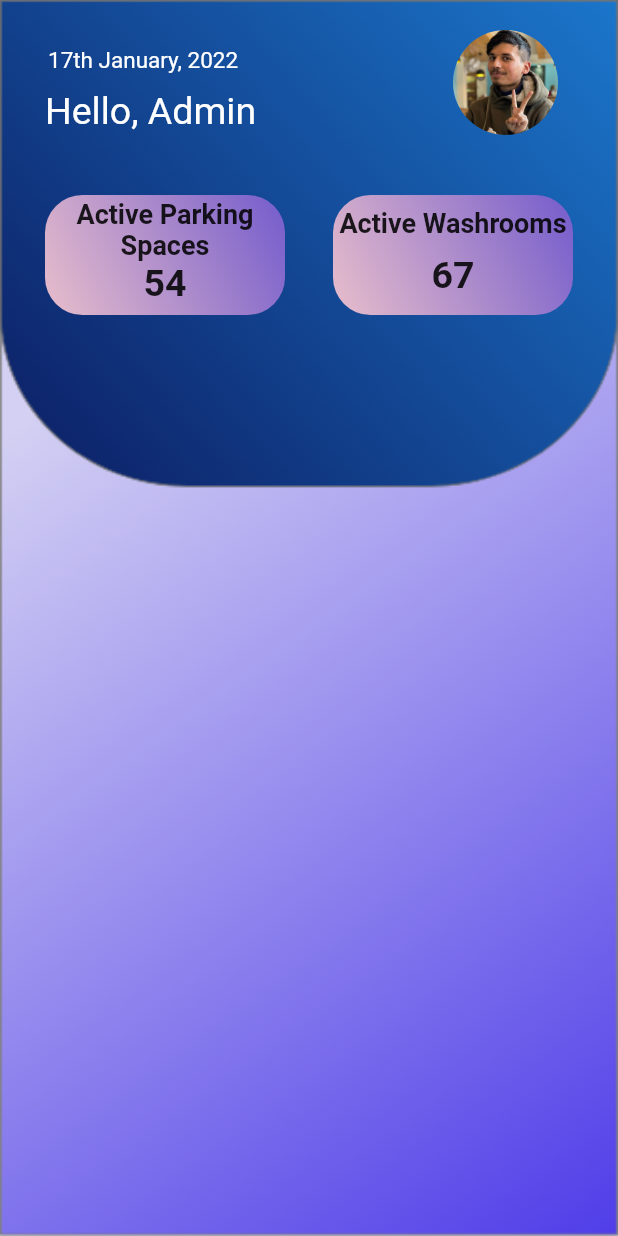
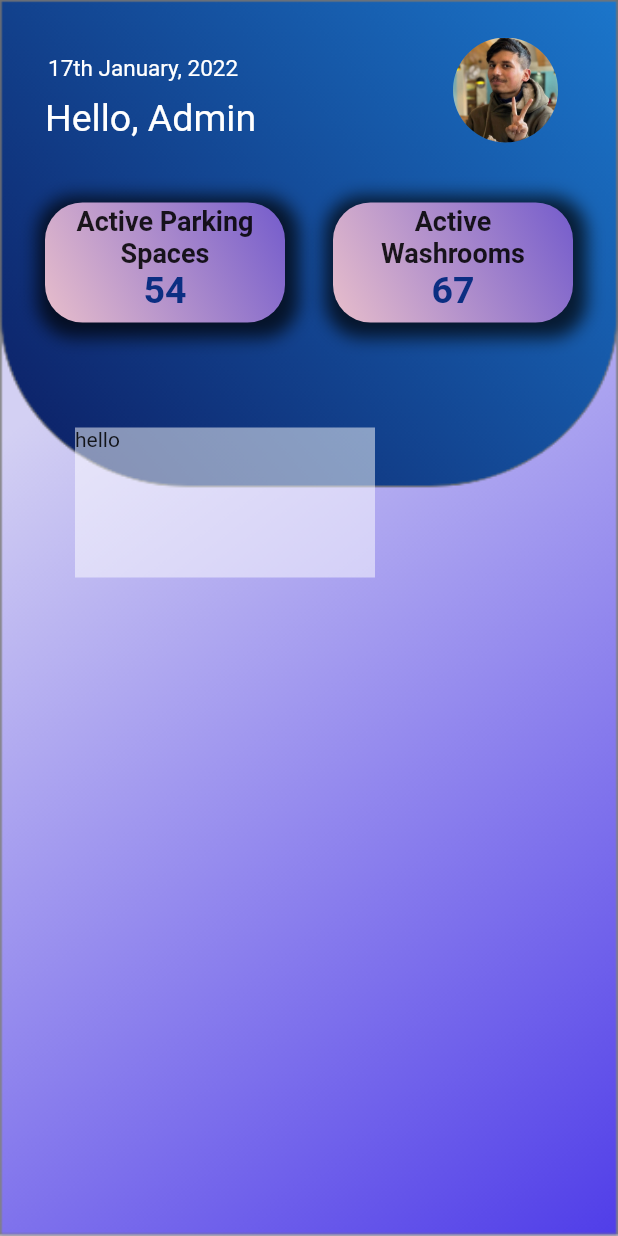
Before and after one commit to Anurag-Bharati/Park-and-Pee, a Flutter app: the Myadmin screen opened by its route, on a phone screen of 412 x 824 dp. Run offline on Flutter 3.47's test engine with Material 2 defaults, Android fonts, the light colour scheme and no system bars; our stand-ins replace curved_navigation_bar, flutter_signin_button, material_design_icons_flutter; Roboto replaces fonts that are missing (fonts/Poppins-light.ttf).

Commit message:
added admin button to login page and made design changes to admin dashboard

```diff
--- a/lib/admin.dart
+++ b/lib/admin.dart
@@ -36,7 +36,7 @@ class _MyadminState extends State<Myadmin> {
                                   children: [
                                     Padding(
                                       padding: const EdgeInsets.only(
-                                          top: 0, left: 5, right: 5),
+                                          top: 5, left: 5, right: 5),
                                       child: Row(
                                         mainAxisAlignment:
                                             MainAxisAlignment.spaceBetween,
@@ -82,7 +82,7 @@ class _MyadminState extends State<Myadmin> {
                                                 )
                                               ],
                                             ),
-                                          )
+                                          ),
                                         ],
                                       ),
                                     ),
@@ -114,6 +114,16 @@ class _MyadminState extends State<Myadmin> {
                                                       ]),
                                                   borderRadius:
                                                       BorderRadius.circular(25),
+                                                  boxShadow: [
+                                                    BoxShadow(
+                                                      color: Colors.black
+                                                          .withOpacity(0.7),
+                                                      spreadRadius: 7,
+                                                      blurRadius: 9,
+                                                      offset:
+                                                          const Offset(2, 3),
+                                                    ),
+                                                  ],
                                                 ),
                                                 child: Column(
                                                   children: const [
@@ -142,6 +152,8 @@ class _MyadminState extends State<Myadmin> {
                                                             fontFamily:
                                                                 "fonts/Poppins-light.ttf",
                                                             fontSize: 25,
+                                                            color: Color(
+                                                                0xff0B2E82),
                                                             fontWeight:
                                                                 FontWeight
                                                                     .bold),
@@ -171,8 +183,18 @@ class _MyadminState extends State<Myadmin> {
                                                               .topRight,
                                                           colors: [
                                                         Color(0xffE8BECB),
-                                                        Color(0xff745CCC)
+                                                        Color(0xff745CCC),
                                                       ]),
+                                                  boxShadow: [
+                                                    BoxShadow(
+                                                      color: Colors.black
+                                                          .withOpacity(0.7),
+                                                      spreadRadius: 7,
+                                                      blurRadius: 9,
+                                                      offset:
+                                                          const Offset(2, 3),
+                                                    ),
+                                                  ],
                                                   borderRadius:
                                                       BorderRadius.circular(25),
                                                 ),
@@ -180,11 +202,11 @@ class _MyadminState extends State<Myadmin> {
                                                   children: const [
                                                     Padding(
                                                       padding: EdgeInsets.only(
-                                                          top: 8,
+                                                          top: 2,
                                                           right: 2,
                                                           left: 2),
                                                       child: Text(
-                                                        "Active Washrooms",
+                                                        "Active   Washrooms",
                                                         style: TextStyle(
                                                             fontFamily:
                                                                 "fonts/Poppins-light.ttf",
@@ -198,13 +220,15 @@ class _MyadminState extends State<Myadmin> {
                                                     ),
                                                     Padding(
                                                       padding: EdgeInsets.only(
-                                                          top: 10),
+                                                          top: 0),
                                                       child: Text(
                                                         "67",
                                                         style: TextStyle(
                                                             fontFamily:
                                                                 "fonts/Poppins-light.ttf",
                                                             fontSize: 25,
+                                                            color: Color(
+                                                                0xff0B2E82),
                                                             fontWeight:
                                                                 FontWeight
                                                                     .bold),
@@ -219,12 +243,22 @@ class _MyadminState extends State<Myadmin> {
                                           )
                                         ],
                                       ),
-                                    )
+                                    ),
                                   ],
                                 )
                               ],
                             ),
-                          ))
+                          )),
+                      Padding(
+                        padding:
+                            const EdgeInsets.only(top: 50, left: 50, right: 30),
+                        child: Container(
+                          height: 100,
+                          width: 200,
+                          color: Colors.white.withOpacity(0.5),
+                          child: Text("hello"),
+                        ),
+                      ),
                     ],
                   ),
                 ),
--- a/lib/main.dart
+++ b/lib/main.dart
@@ -1,6 +1,7 @@
 import 'package:flutter/material.dart';
 import 'package:parkandpee/aboutus.dart';
 import 'package:parkandpee/account.dart';
+import 'package:parkandpee/home_page.dart';
 import 'package:parkandpee/login.dart';
 import 'package:parkandpee/navbar.dart';
 import 'package:parkandpee/property.dart';
@@ -19,7 +20,8 @@ void main() {
     // home: const MyLogin(),
     // home: const MyVerification()
     // home: const Myadmin(),
-    home: const MyProperyPage(),
+    // home: const MyProperyPage(),
+    home: const MyLogin(),
     routes: {
       'register': (context) => const MyRegister(),
       'login': (context) => const MyLogin(),
```
Also changed, not shown: lib/login.dart (+45 -28 lines).
